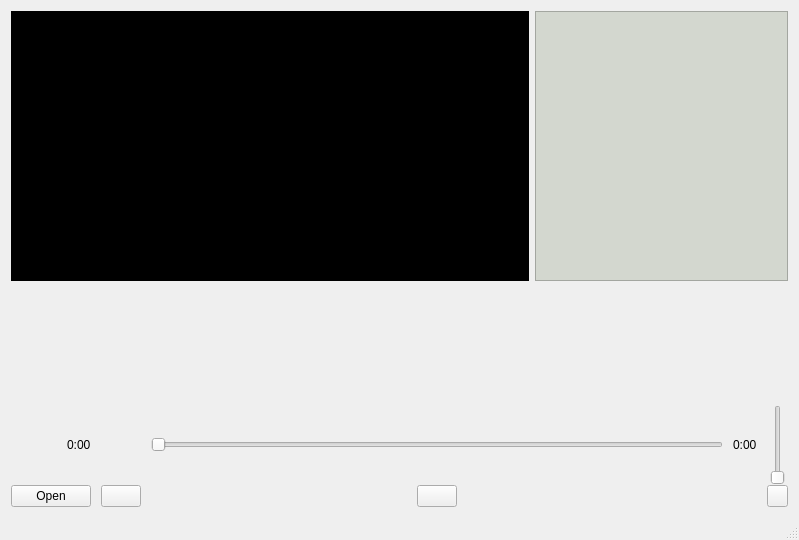
Qt form src/MediaPlayer/mainwindow.ui (auttij/Cpp-media-player) before a commit.
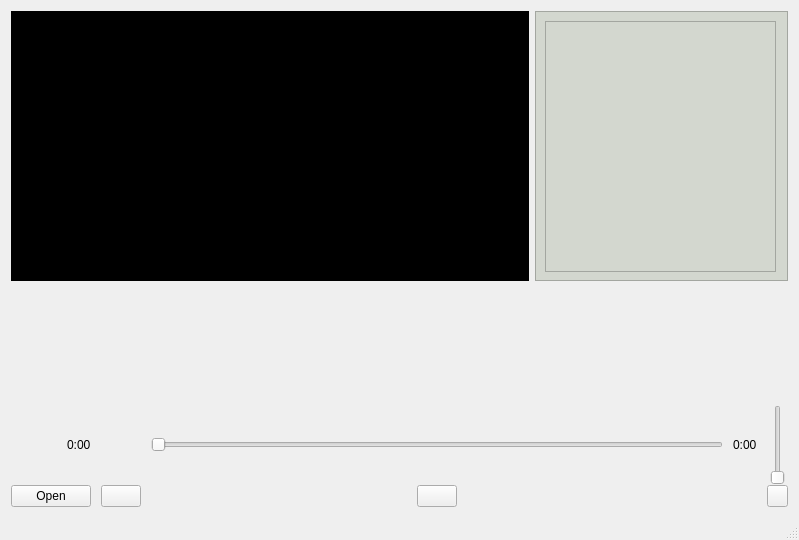
The same form after that commit. Custom widgets are drawn as their Qt base class.

Commit message: visible metadata throught button press

```diff
--- a/src/MediaPlayer/mainwindow.ui
+++ b/src/MediaPlayer/mainwindow.ui
@@ -53,6 +53,16 @@
         <property name="frameShadow">
          <enum>QFrame::Raised</enum>
         </property>
+        <widget class="QTableWidget" name="metaTable">
+         <property name="geometry">
+          <rect>
+           <x>10</x>
+           <y>10</y>
+           <width>231</width>
+           <height>251</height>
+          </rect>
+         </property>
+        </widget>
        </widget>
       </item>
      </layout>
```
The commit also changes 2 other files.
